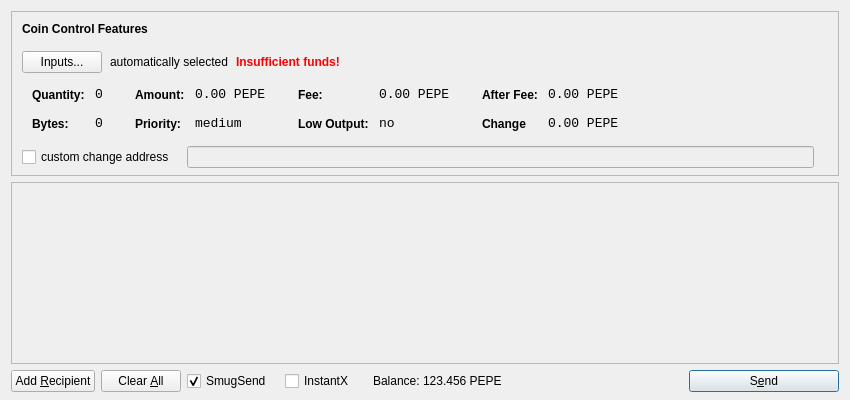
This is src/qt/forms/sendcoinsdialog.ui in projectmemetic/pepecoin as Qt 5 draws it before an edit. The edited form follows.
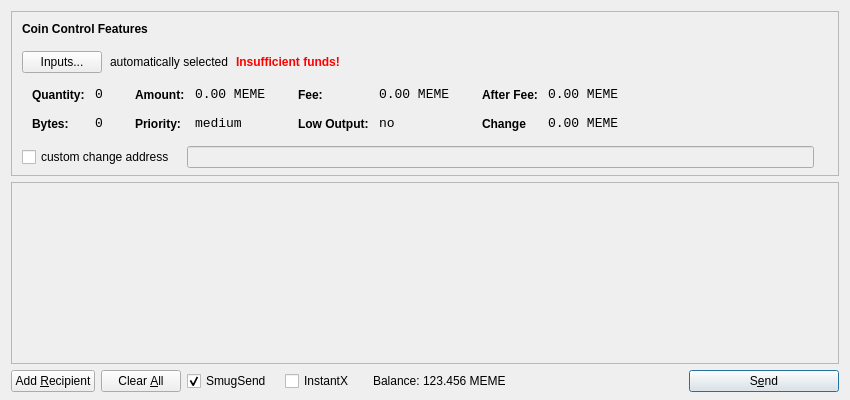
This is the edited form. Icons and pictures are not drawn.

The edit to the form file:
```diff
--- a/src/qt/forms/sendcoinsdialog.ui
+++ b/src/qt/forms/sendcoinsdialog.ui
@@ -321,7 +321,7 @@
                   <enum>Qt::ActionsContextMenu</enum>
                  </property>
                  <property name="text">
-                  <string>0.00 PEPE</string>
+                  <string>0.00 MEME</string>
                  </property>
                  <property name="textInteractionFlags">
                   <set>Qt::LinksAccessibleByMouse|Qt::TextSelectableByKeyboard|Qt::TextSelectableByMouse</set>
@@ -407,7 +407,7 @@
                   <enum>Qt::ActionsContextMenu</enum>
                  </property>
                  <property name="text">
-                  <string>0.00 PEPE</string>
+                  <string>0.00 MEME</string>
                  </property>
                  <property name="textInteractionFlags">
                   <set>Qt::LinksAccessibleByMouse|Qt::TextSelectableByKeyboard|Qt::TextSelectableByMouse</set>
@@ -493,7 +493,7 @@
                   <enum>Qt::ActionsContextMenu</enum>
                  </property>
                  <property name="text">
-                  <string>0.00 PEPE</string>
+                  <string>0.00 MEME</string>
                  </property>
                  <property name="textInteractionFlags">
                   <set>Qt::LinksAccessibleByMouse|Qt::TextSelectableByKeyboard|Qt::TextSelectableByMouse</set>
@@ -525,7 +525,7 @@
                   <enum>Qt::ActionsContextMenu</enum>
                  </property>
                  <property name="text">
-                  <string>0.00 PEPE</string>
+                  <string>0.00 MEME</string>
                  </property>
                  <property name="textInteractionFlags">
                   <set>Qt::LinksAccessibleByMouse|Qt::TextSelectableByKeyboard|Qt::TextSelectableByMouse</set>
@@ -756,7 +756,7 @@
           <cursorShape>IBeamCursor</cursorShape>
          </property>
          <property name="text">
-          <string>123.456 PEPE</string>
+          <string>123.456 MEME</string>
          </property>
          <property name="textInteractionFlags">
           <set>Qt::LinksAccessibleByMouse|Qt::TextSelectableByKeyboard|Qt::TextSelectableByMouse</set>
```
